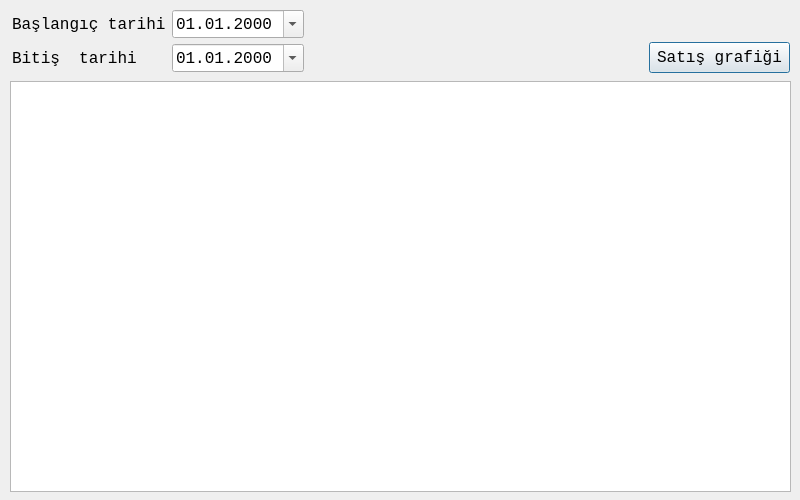
Before: the Qt Designer form stokhareketleridialog.ui in mamoo81/bhss, drawn with Qt 5.
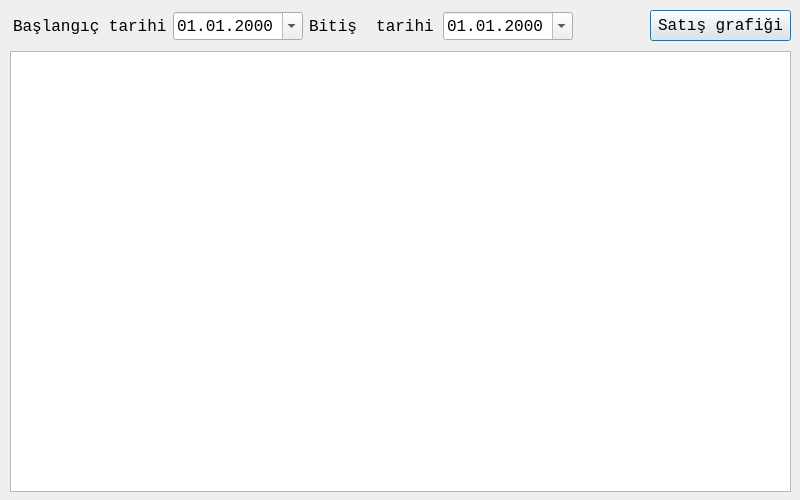
After: the same form once the commit is applied.

Patch:
```diff
--- a/stokhareketleridialog.ui
+++ b/stokhareketleridialog.ui
@@ -35,17 +35,17 @@
    <property name="geometry">
     <rect>
      <x>10</x>
-     <y>81</y>
+     <y>51</y>
      <width>781</width>
-     <height>411</height>
+     <height>441</height>
     </rect>
    </property>
   </widget>
   <widget class="QPushButton" name="pushButton">
    <property name="geometry">
     <rect>
-     <x>649</x>
-     <y>42</y>
+     <x>650</x>
+     <y>10</y>
      <width>141</width>
      <height>31</height>
     </rect>
@@ -57,21 +57,21 @@
   <widget class="QWidget" name="">
    <property name="geometry">
     <rect>
-     <x>12</x>
-     <y>10</y>
-     <width>292</width>
-     <height>64</height>
+     <x>13</x>
+     <y>11</y>
+     <width>560</width>
+     <height>30</height>
     </rect>
    </property>
-   <layout class="QGridLayout" name="gridLayout">
-    <item row="0" column="0">
+   <layout class="QHBoxLayout" name="horizontalLayout">
+    <item>
      <widget class="QLabel" name="label">
       <property name="text">
        <string>Başlangıç tarihi</string>
       </property>
      </widget>
     </item>
-    <item row="0" column="1">
+    <item>
      <widget class="QDateEdit" name="baslangicdateEdit">
       <property name="displayFormat">
        <string>dd.MM.yyyy</string>
@@ -81,14 +81,14 @@
       </property>
      </widget>
     </item>
-    <item row="1" column="0">
+    <item>
      <widget class="QLabel" name="label_2">
       <property name="text">
        <string>Bitiş  tarihi</string>
       </property>
      </widget>
     </item>
-    <item row="1" column="1">
+    <item>
      <widget class="QDateEdit" name="bitisdateEdit">
       <property name="buttonSymbols">
        <enum>QAbstractSpinBox::UpDownArrows</enum>
```
